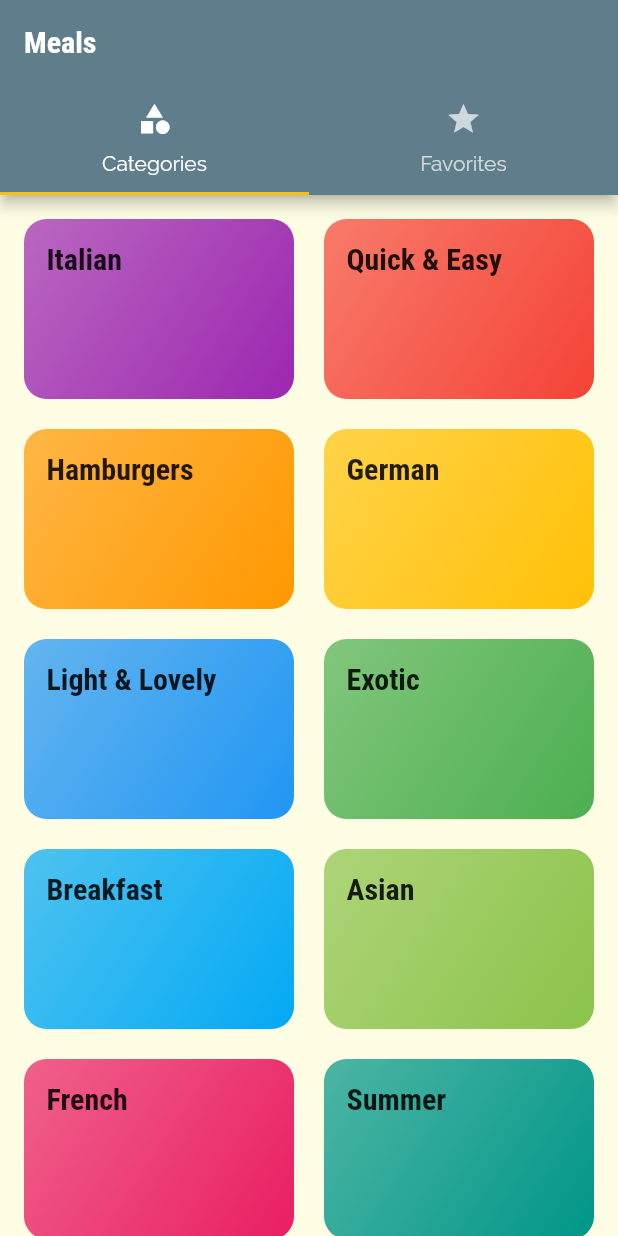
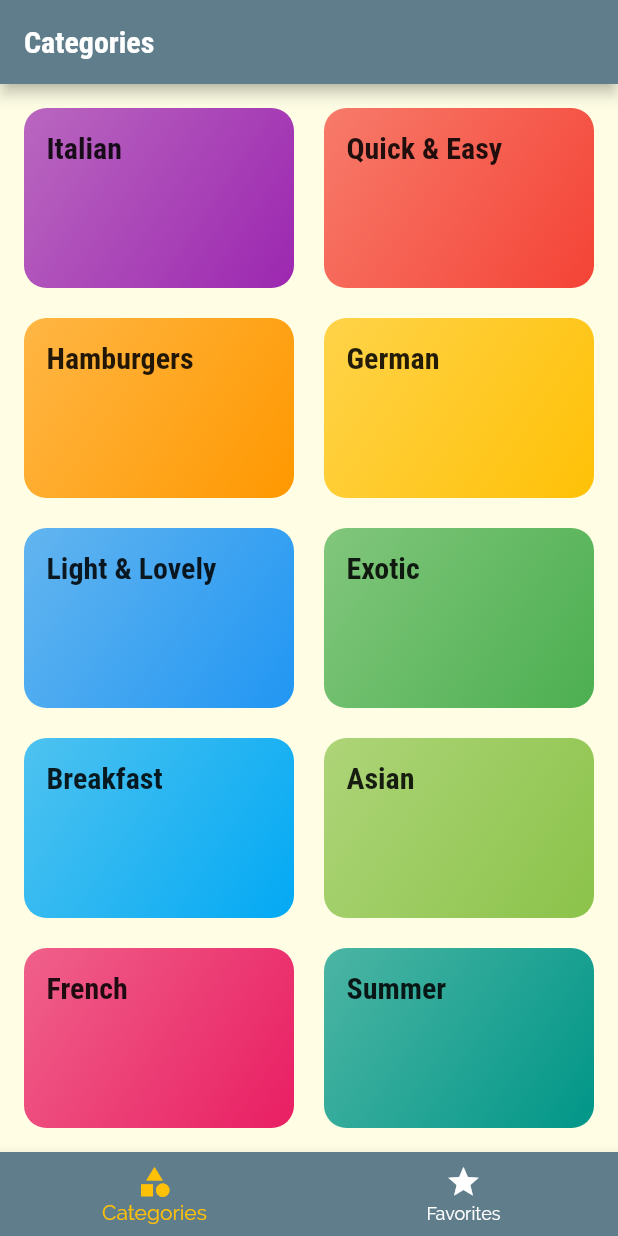
Before and after one commit to kiptooBiwot/meals-app, a Flutter app: the screen it shows after launch, on a phone screen of 412 x 824 dp. Run offline on Flutter 3.47's test engine with Material 2 defaults, Android fonts, the phone set to English and light mode, and no system bars.

Commit message:
Added bottom navigation bar

```diff
--- a/lib/screens/tabs_screen.dart
+++ b/lib/screens/tabs_screen.dart
@@ -10,36 +10,46 @@ class TabsScreen extends StatefulWidget {
 }
 
 class _TabsScreenState extends State<TabsScreen> {
+  final List<Map<String, dynamic>> _pages = [
+    {
+      'page': const CategoriesScreen(),
+      'title': 'Categories',
+    },
+    {
+      'page': const FavoritesScreen(),
+      'title': 'Your Favorites',
+    },
+  ];
+
+  int _selectedIndex = 0;
+
+  void _selectPage(int index) {
+    setState(() {
+      _selectedIndex = index;
+    });
+  }
+
   @override
   Widget build(BuildContext context) {
     return Scaffold(
-      // appBar: AppBar(
-      //   title: const Text('Tabs'),
-      // ),
-      body: DefaultTabController(
-        length: 2,
-        child: Scaffold(
-          appBar: AppBar(
-            title: const Text('Meals'),
-            bottom: const TabBar(
-              tabs: [
-                Tab(
-                  icon: Icon(Icons.category),
-                  text: 'Categories',
-                ),
-                Tab(
-                  icon: Icon(Icons.star),
-                  text: 'Favorites',
-                ),
-              ],
-            ),
+      body: Scaffold(
+        appBar: AppBar(
+          title: Text(
+            _pages[_selectedIndex]['title'],
           ),
-          body: const TabBarView(
-            children: [
-              CategoriesScreen(),
-              FavoritesScreen(),
-            ],
-          ),
+        ),
+        body: _pages[_selectedIndex]['page'],
+        bottomNavigationBar: BottomNavigationBar(
+          onTap: _selectPage,
+          backgroundColor: Theme.of(context).primaryColor,
+          unselectedItemColor: Colors.white,
+          selectedItemColor: Theme.of(context).accentColor,
+          currentIndex: _selectedIndex,
+          items: const [
+            BottomNavigationBarItem(
+                icon: Icon(Icons.category), label: 'Categories'),
+            BottomNavigationBarItem(icon: Icon(Icons.star), label: 'Favorites'),
+          ],
         ),
       ),
     );
```
